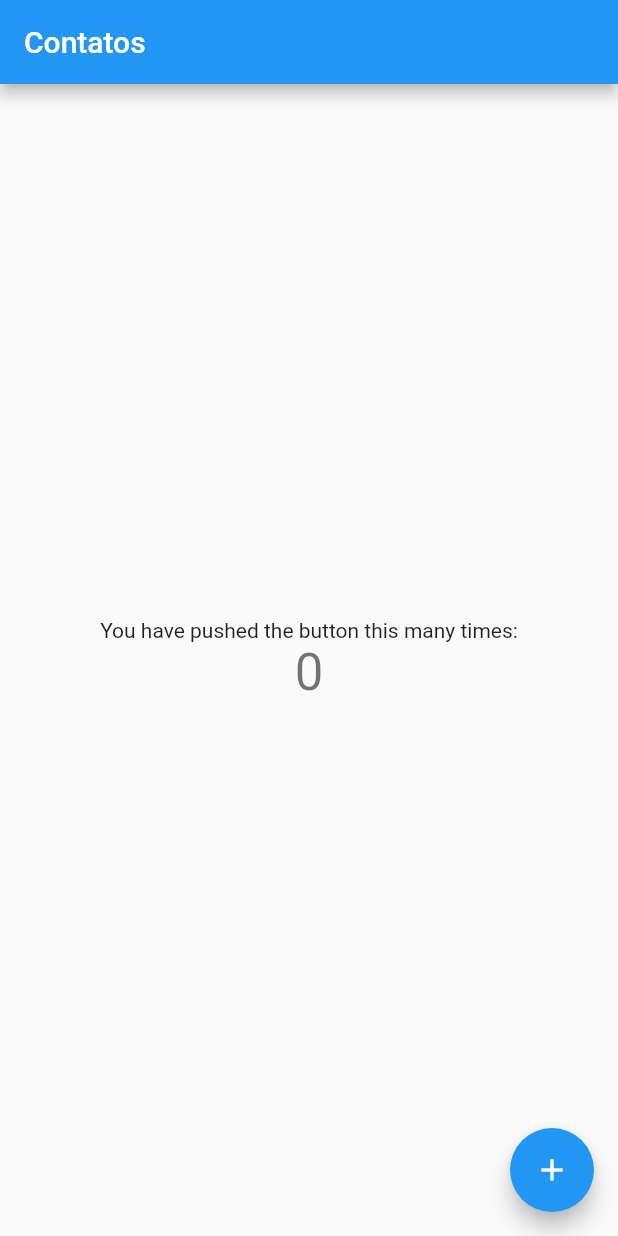
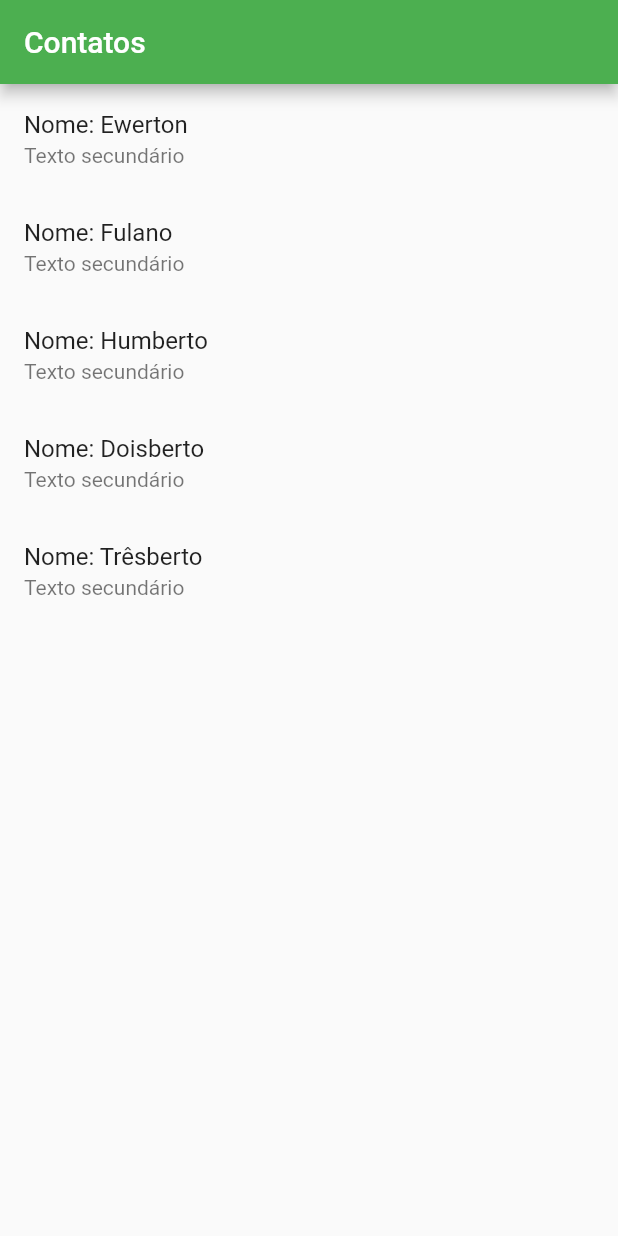
Before and after one commit to EwertonBello/flutter_lista_telefonica_desktop, a Flutter app: the screen it shows after launch, on a phone screen of 412 x 824 dp. Run offline on Flutter 3.47's test engine with Material 2 defaults, Android fonts, the phone set to English and light mode, and no system bars.

```diff
--- /dev/null
+++ b/lib/home_page.dart
@@ -0,0 +1,43 @@
+import 'package:flutter/material.dart';
+
+class HomePage extends StatefulWidget {
+  @override
+  _HomePageState createState() => new _HomePageState();
+}
+
+class _HomePageState extends State<HomePage>{
+
+  List<String> contatos = <String>[
+    'Ewerton', 'Fulano', 'Humberto', 'Doisberto', 'Trêsberto'
+  ];
+
+
+  @override
+  Widget build(BuildContext context){
+
+    Iterable<Widget> listContatos = contatos.map((String contato) => buildListContatos(context, contato));
+
+    return new Scaffold(
+      appBar: new AppBar(
+        title: Text("Contatos"),
+        backgroundColor: Colors.green,
+      ), //AppBar
+      body: new Scrollbar(
+        child: new ListView(
+          children: listContatos.toList(),
+          padding: EdgeInsets.symmetric(vertical: 0.8)
+        ), // ListView
+      ), //Scrollbar
+    ); //Scaffold
+  }
+}
+
+Widget buildListContatos(BuildContext context, String item){
+  Widget secondary = const Text('Texto secundário');
+  return new MergeSemantics(
+    child: new ListTile(
+      title: Text('Nome: $item'),
+      subtitle: secondary
+    ),//ListTile
+  );// MergeSemantics
+}
--- a/lib/main.dart
+++ b/lib/main.dart
@@ -1,102 +1,17 @@
 import 'package:flutter/material.dart';
+import './home_page.dart';
 
-void main() => runApp(MyApp());
+// void main() => runApp(
+//   new MaterialApp(home: new HomePage())
+// );
 
-class MyApp extends StatelessWidget {
-  // This widget is the root of your application.
+// void main() => runApp(AppListaTelefonica());
+
+class AppListaTelefonica extends StatelessWidget {
   @override
   Widget build(BuildContext context) {
     return MaterialApp(
-      title: 'Lista Telefônica',
-      theme: ThemeData(
-        primarySwatch: Colors.blue,
-      ),
-      home: MyHomePage(title: 'Contatos'),
+      home: new HomePage(),
     );
   }
 }
-
-class MyHomePage extends StatefulWidget {
-  MyHomePage({Key key, this.title}) : super(key: key);
-
-  // This widget is the home page of your application. It is stateful, meaning
-  // that it has a State object (defined below) that contains fields that affect
-  // how it looks.
-
-  // This class is the configuration for the state. It holds the values (in this
-  // case the title) provided by the parent (in this case the App widget) and
-  // used by the build method of the State. Fields in a Widget subclass are
-  // always marked "final".
-
-  final String title;
-
-  @override
-  _MyHomePageState createState() => _MyHomePageState();
-}
-
-class _MyHomePageState extends State<MyHomePage> {
-  int _counter = 0;
-
-  void _incrementCounter() {
-    setState(() {
-      // This call to setState tells the Flutter framework that something has
-      // changed in this State, which causes it to rerun the build method below
-      // so that the display can reflect the updated values. If we changed
-      // _counter without calling setState(), then the build method would not be
-      // called again, and so nothing would appear to happen.
-      _counter++;
-    });
-  }
-
-  @override
-  Widget build(BuildContext context) {
-    // This method is rerun every time setState is called, for instance as done
-    // by the _incrementCounter method above.
-    //
-    // The Flutter framework has been optimized to make rerunning build methods
-    // fast, so that you can just rebuild anything that needs updating rather
-    // than having to individually change instances of widgets.
-    return Scaffold(
-      appBar: AppBar(
-        // Here we take the value from the MyHomePage object that was created by
-        // the App.build method, and use it to set our appbar title.
-        title: Text(widget.title),
-      ),
-      body: Center(
-        // Center is a layout widget. It takes a single child and positions it
-        // in the middle of the parent.
-        child: Column(
-          // Column is also a layout widget. It takes a list of children and
-          // arranges them vertically. By default, it sizes itself to fit its
-          // children horizontally, and tries to be as tall as its parent.
-          //
-          // Invoke "debug painting" (press "p" in the console, choose the
-          // "Toggle Debug Paint" action from the Flutter Inspector in Android
-          // Studio, or the "Toggle Debug Paint" command in Visual Studio Code)
-          // to see the wireframe for each widget.
-          //
-          // Column has various properties to control how it sizes itself and
-          // how it positions its children. Here we use mainAxisAlignment to
-          // center the children vertically; the main axis here is the vertical
-          // axis because Columns are vertical (the cross axis would be
-          // horizontal).
-          mainAxisAlignment: MainAxisAlignment.center,
-          children: <Widget>[
-            Text(
-              'You have pushed the button this many times:',
-            ),
-            Text(
-              '$_counter',
-              style: Theme.of(context).textTheme.display1,
-            ),
-          ],
-        ),
-      ),
-      floatingActionButton: FloatingActionButton(
-        onPressed: _incrementCounter,
-        tooltip: 'Increment',
-        child: Icon(Icons.add),
-      ), // This trailing comma makes auto-formatting nicer for build methods.
-    );
-  }
-}
--- a/lib/main_desktop.dart
+++ b/lib/main_desktop.dart
@@ -6,5 +6,5 @@ import './main.dart';
 
 void main() {
   debugDefaultTargetPlatformOverride = TargetPlatform.fuchsia;
-  runApp(MyApp());
+  runApp(AppListaTelefonica());
 }
```
